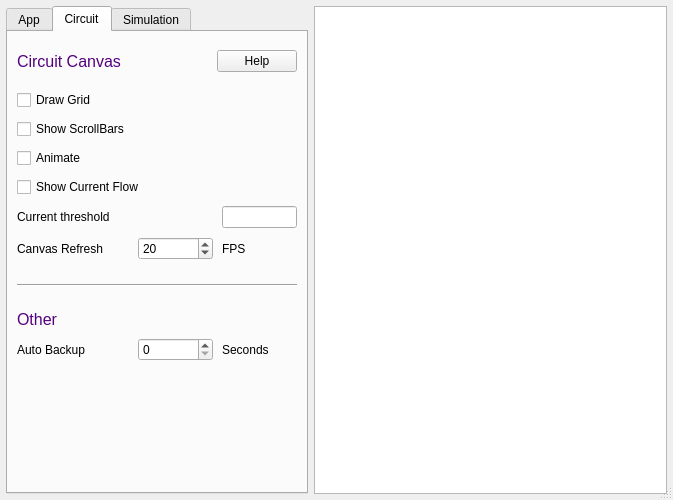
First picture: the form in src/gui/dialogs/appdialog.ui, repository jeroenwk/SimulIDE, before the edit.
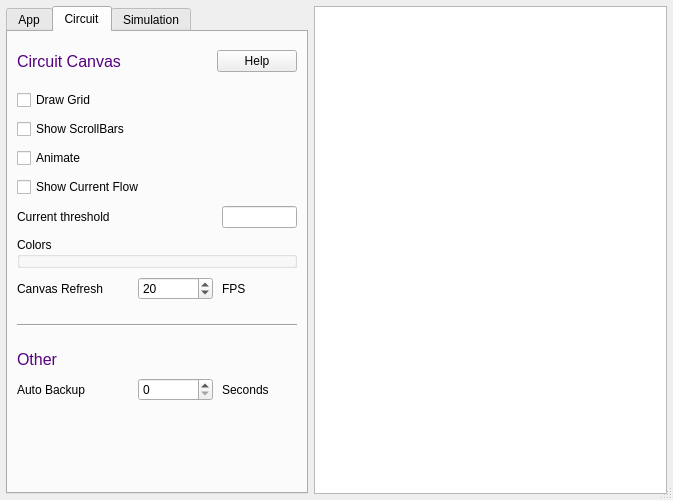
Second picture: the form after the edit. The open tabs and pages were chosen to show the change.

Commit message: Circuit colors: themes (Classic/Light/Dark), 15 configurable colors

```diff
--- a/src/gui/dialogs/appdialog.ui
+++ b/src/gui/dialogs/appdialog.ui
@@ -554,6 +554,13 @@
            </item>
           </layout>
          </item>
+         <item>
+          <widget class="QGroupBox" name="colorsBox">
+           <property name="title">
+            <string>Colors</string>
+           </property>
+          </widget>
+         </item>
          <item>
           <layout class="QHBoxLayout" name="horizontalLayout_12">
            <item>
```
The commit also changes 38 other files.
